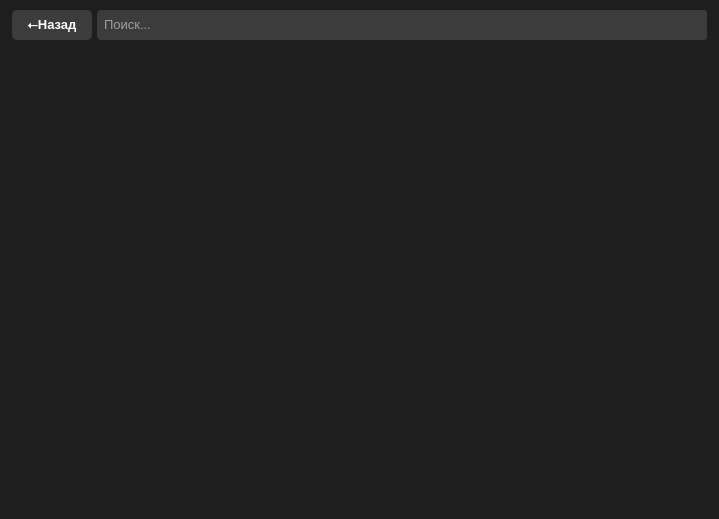
This is ui/search_screen.ui in CyllXap4ok/PDF_Multy_Search as Qt 5 draws it before an edit. The edited form follows.
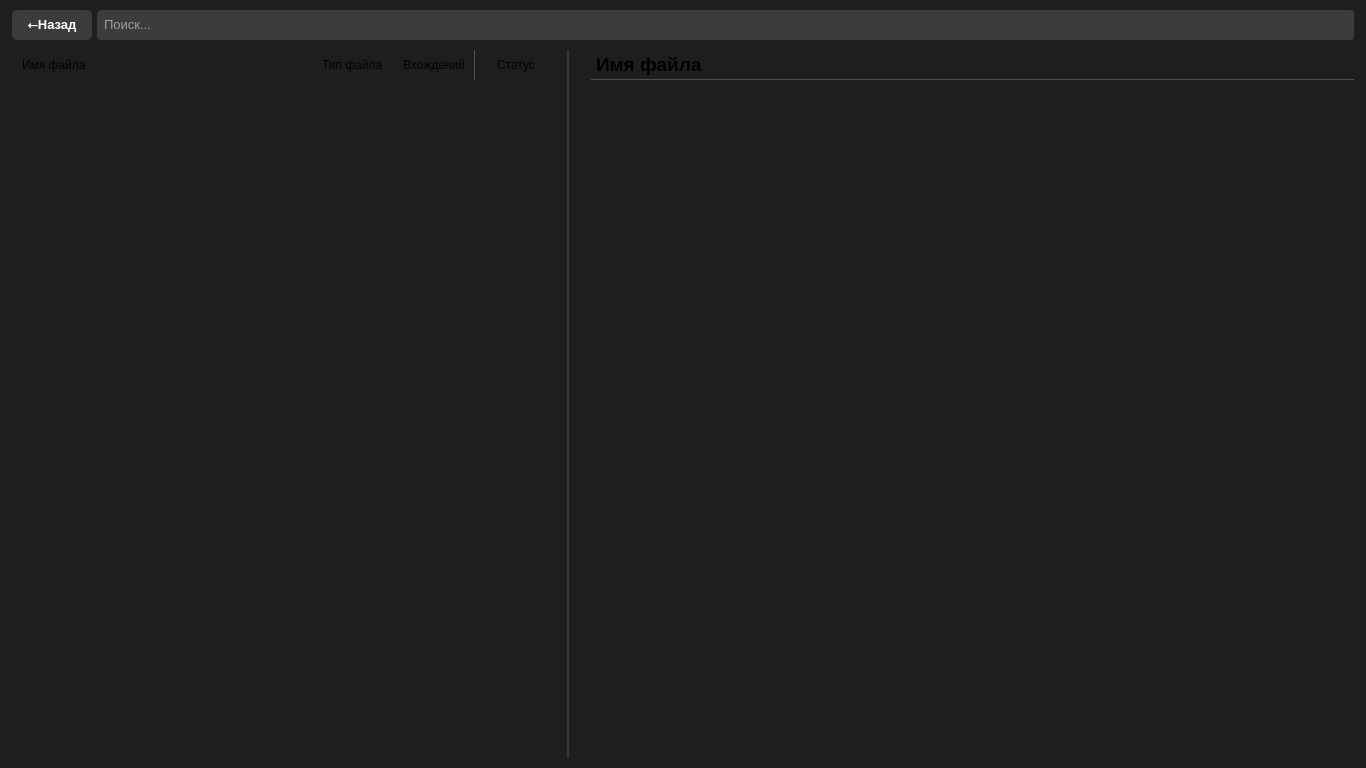
This is the edited form. Icons and pictures are not drawn.

```diff
--- a/ui/search_screen.ui
+++ b/ui/search_screen.ui
@@ -6,8 +6,8 @@
    <rect>
     <x>0</x>
     <y>0</y>
-    <width>719</width>
-    <height>519</height>
+    <width>1366</width>
+    <height>768</height>
    </rect>
   </property>
   <property name="minimumSize">
@@ -32,9 +32,9 @@
   <property name="inputMethodHints">
    <set>Qt::InputMethodHint::ImhNone</set>
   </property>
-  <layout class="QVBoxLayout" name="verticalLayout">
+  <layout class="QVBoxLayout" name="verticalLayout_7">
    <property name="spacing">
-    <number>5</number>
+    <number>10</number>
    </property>
    <property name="leftMargin">
     <number>12</number>
@@ -46,7 +46,7 @@
     <number>0</number>
    </property>
    <property name="bottomMargin">
-    <number>2</number>
+    <number>10</number>
    </property>
    <item>
     <layout class="QHBoxLayout" name="search_window_top_bar">
@@ -324,180 +324,545 @@
     </layout>
    </item>
    <item>
-    <widget class="QScrollArea" name="scrollArea">
-     <property name="minimumSize">
-      <size>
-       <width>707</width>
-       <height>450</height>
-      </size>
-     </property>
-     <property name="baseSize">
-      <size>
-       <width>707</width>
-       <height>450</height>
-      </size>
-     </property>
-     <property name="styleSheet">
-      <string notr="true">QScrollBar:vertical {
-    border: none;
-    background: transparent;
-    width: 12px;
-    margin: 0px 3px 0px 4px;
-}
-
-/* Ползунок вертикального скроллбара */
-QScrollBar::handle:vertical {
-    background: rgb(60, 60, 60);
-    min-height: 20px;
-    border-radius: 2px;
-}
-
-/* Ползунок при наведении */
-QScrollBar::handle:vertical:hover {
-    background: rgb(70, 70, 70)
-}
-
-/* Ползунок при нажатии */
-QScrollBar::handle:vertical:pressed {
-    background: rgb(80, 80, 80);
-}
-
-/* Стрелки вверх/вниз */
-QScrollBar::sub-line:vertical, QScrollBar::add-line:vertical {
-    height: 0px;
-}
-
-/* Убираем фон между ползунком и стрелками */
-QScrollBar::sub-page:vertical, QScrollBar::add-page:vertical {
-    background: transparent;
-}</string>
-     </property>
-     <property name="horizontalScrollBarPolicy">
-      <enum>Qt::ScrollBarPolicy::ScrollBarAlwaysOff</enum>
-     </property>
-     <property name="widgetResizable">
-      <bool>true</bool>
-     </property>
-     <widget class="QWidget" name="search_list">
-      <property name="geometry">
-       <rect>
-        <x>0</x>
-        <y>0</y>
-        <width>707</width>
-        <height>450</height>
-       </rect>
-      </property>
-     </widget>
-    </widget>
-   </item>
-   <item>
-    <widget class="QGroupBox" name="groupBox">
+    <widget class="QSplitter" name="splitter">
      <property name="sizePolicy">
-      <sizepolicy hsizetype="Preferred" vsizetype="Fixed">
+      <sizepolicy hsizetype="Preferred" vsizetype="Expanding">
        <horstretch>0</horstretch>
        <verstretch>0</verstretch>
       </sizepolicy>
      </property>
-     <property name="minimumSize">
+     <property name="sizeIncrement">
       <size>
        <width>0</width>
-       <height>15</height>
+       <height>0</height>
       </size>
      </property>
-     <property name="maximumSize">
-      <size>
-       <width>16777215</width>
-       <height>15</height>
-      </size>
+     <property name="styleSheet">
+      <string notr="true">QSplitter:handle {
+    margin-left: 10px;
+    margin-right: 10px;
+}
+
+QSplitter::handle:horizontal {
+    background-color: rgb(60, 60, 60)
+}
+
+QSplitter::handle:pressed {
+  background-color: rgb(80, 80, 80);
+}</string>
      </property>
-     <property name="baseSize">
-      <size>
-       <width>0</width>
-       <height>15</height>
-      </size>
+     <property name="orientation">
+      <enum>Qt::Orientation::Horizontal</enum>
      </property>
-     <property name="title">
-      <string/>
+     <property name="handleWidth">
+      <number>2</number>
      </property>
-     <layout class="QHBoxLayout" name="horizontalLayout_5">
-      <property name="spacing">
-       <number>0</number>
-      </property>
-      <property name="leftMargin">
-       <number>0</number>
-      </property>
-      <property name="topMargin">
-       <number>0</number>
-      </property>
-      <property name="rightMargin">
-       <number>12</number>
-      </property>
-      <property name="bottomMargin">
-       <number>0</number>
-      </property>
-      <item alignment="Qt::AlignmentFlag::AlignLeft">
-       <widget class="QLabel" name="progress_text">
-        <property name="sizePolicy">
-         <sizepolicy hsizetype="Expanding" vsizetype="Fixed">
-          <horstretch>0</horstretch>
-          <verstretch>0</verstretch>
-         </sizepolicy>
-        </property>
-        <property name="minimumSize">
-         <size>
-          <width>0</width>
-          <height>15</height>
-         </size>
-        </property>
-        <property name="baseSize">
-         <size>
-          <width>0</width>
-          <height>15</height>
-         </size>
-        </property>
-        <property name="styleSheet">
-         <string notr="true">color:rgb(120, 120, 120);</string>
-        </property>
-        <property name="text">
-         <string/>
-        </property>
-       </widget>
-      </item>
-      <item alignment="Qt::AlignmentFlag::AlignRight">
-       <widget class="QLabel" name="matches_text">
-        <property name="sizePolicy">
-         <sizepolicy hsizetype="Preferred" vsizetype="Fixed">
-          <horstretch>0</horstretch>
-          <verstretch>0</verstretch>
-         </sizepolicy>
-        </property>
-        <property name="minimumSize">
-         <size>
-          <width>0</width>
-          <height>15</height>
-         </size>
-        </property>
-        <property name="maximumSize">
-         <size>
-          <width>16777215</width>
-          <height>15</height>
-         </size>
-        </property>
-        <property name="baseSize">
-         <size>
-          <width>0</width>
-          <height>15</height>
-         </size>
-        </property>
-        <property name="styleSheet">
-         <string notr="true">color:rgb(120, 120, 120);</string>
-        </property>
-        <property name="text">
-         <string/>
-        </property>
-       </widget>
-      </item>
-     </layout>
+     <property name="childrenCollapsible">
+      <bool>false</bool>
+     </property>
+     <widget class="QWidget" name="layoutWidget">
+      <layout class="QVBoxLayout" name="documents_table" stretch="0,0">
+       <property name="spacing">
+        <number>0</number>
+       </property>
+       <property name="rightMargin">
+        <number>0</number>
+       </property>
+       <item>
+        <widget class="QFrame" name="documents_table_headers">
+         <property name="minimumSize">
+          <size>
+           <width>0</width>
+           <height>30</height>
+          </size>
+         </property>
+         <property name="maximumSize">
+          <size>
+           <width>16777215</width>
+           <height>30</height>
+          </size>
+         </property>
+         <property name="baseSize">
+          <size>
+           <width>0</width>
+           <height>30</height>
+          </size>
+         </property>
+         <property name="styleSheet">
+          <string notr="true">QFrame#file_table_headers {
+	margin-right: 12px;
+	border-bottom: 1px solid rgb(80, 80, 80);
+}</string>
+         </property>
+         <layout class="QHBoxLayout" name="files_table_headers">
+          <property name="spacing">
+           <number>0</number>
+          </property>
+          <property name="leftMargin">
+           <number>0</number>
+          </property>
+          <property name="topMargin">
+           <number>0</number>
+          </property>
+          <property name="rightMargin">
+           <number>0</number>
+          </property>
+          <property name="bottomMargin">
+           <number>0</number>
+          </property>
+          <item>
+           <widget class="QWidget" name="doc_name_header_container" native="true">
+            <property name="sizePolicy">
+             <sizepolicy hsizetype="Expanding" vsizetype="Preferred">
+              <horstretch>0</horstretch>
+              <verstretch>0</verstretch>
+             </sizepolicy>
+            </property>
+            <property name="styleSheet">
+             <string notr="true">QWidget#file_name_header_container {
+	border-right: 1px solid rgb(80, 80, 80);
+}</string>
+            </property>
+            <layout class="QVBoxLayout" name="verticalLayout">
+             <property name="spacing">
+              <number>0</number>
+             </property>
+             <property name="leftMargin">
+              <number>10</number>
+             </property>
+             <property name="topMargin">
+              <number>0</number>
+             </property>
+             <property name="rightMargin">
+              <number>10</number>
+             </property>
+             <property name="bottomMargin">
+              <number>0</number>
+             </property>
+             <item alignment="Qt::AlignmentFlag::AlignLeft|Qt::AlignmentFlag::AlignVCenter">
+              <widget class="QLabel" name="doc_name_header">
+               <property name="sizePolicy">
+                <sizepolicy hsizetype="Expanding" vsizetype="Preferred">
+                 <horstretch>0</horstretch>
+                 <verstretch>0</verstretch>
+                </sizepolicy>
+               </property>
+               <property name="minimumSize">
+                <size>
+                 <width>0</width>
+                 <height>0</height>
+                </size>
+               </property>
+               <property name="maximumSize">
+                <size>
+                 <width>16777215</width>
+                 <height>16777215</height>
+                </size>
+               </property>
+               <property name="baseSize">
+                <size>
+                 <width>0</width>
+                 <height>0</height>
+                </size>
+               </property>
+               <property name="styleSheet">
+                <string notr="true"/>
+               </property>
+               <property name="text">
+                <string>Имя файла</string>
+               </property>
+               <property name="alignment">
+                <set>Qt::AlignmentFlag::AlignLeading|Qt::AlignmentFlag::AlignLeft|Qt::AlignmentFlag::AlignVCenter</set>
+               </property>
+               <property name="margin">
+                <number>0</number>
+               </property>
+               <property name="buddy">
+                <cstring>documents_table_headers</cstring>
+               </property>
+              </widget>
+             </item>
+            </layout>
+           </widget>
+          </item>
+          <item>
+           <widget class="QWidget" name="doc_type_header_container" native="true">
+            <property name="styleSheet">
+             <string notr="true">QWidget#file_type_header_container {
+	border-right: 1px solid rgb(80, 80, 80);
+}</string>
+            </property>
+            <layout class="QVBoxLayout" name="verticalLayout_6">
+             <property name="spacing">
+              <number>0</number>
+             </property>
+             <property name="leftMargin">
+              <number>10</number>
+             </property>
+             <property name="topMargin">
+              <number>0</number>
+             </property>
+             <property name="rightMargin">
+              <number>10</number>
+             </property>
+             <property name="bottomMargin">
+              <number>0</number>
+             </property>
+             <item>
+              <widget class="QLabel" name="file_type_header">
+               <property name="text">
+                <string>Тип файла</string>
+               </property>
+              </widget>
+             </item>
+            </layout>
+           </widget>
+          </item>
+          <item>
+           <widget class="QWidget" name="match_count_header_container" native="true">
+            <property name="styleSheet">
+             <string notr="true">QWidget#match_count_header_container {
+	border-right: 1px solid rgb(80, 80, 80);
+}</string>
+            </property>
+            <layout class="QVBoxLayout" name="verticalLayout_4">
+             <property name="spacing">
+              <number>0</number>
+             </property>
+             <property name="leftMargin">
+              <number>10</number>
+             </property>
+             <property name="topMargin">
+              <number>0</number>
+             </property>
+             <property name="rightMargin">
+              <number>10</number>
+             </property>
+             <property name="bottomMargin">
+              <number>0</number>
+             </property>
+             <item alignment="Qt::AlignmentFlag::AlignHCenter|Qt::AlignmentFlag::AlignVCenter">
+              <widget class="QLabel" name="match_count_header">
+               <property name="sizePolicy">
+                <sizepolicy hsizetype="Preferred" vsizetype="Preferred">
+                 <horstretch>0</horstretch>
+                 <verstretch>0</verstretch>
+                </sizepolicy>
+               </property>
+               <property name="minimumSize">
+                <size>
+                 <width>0</width>
+                 <height>0</height>
+                </size>
+               </property>
+               <property name="maximumSize">
+                <size>
+                 <width>16777215</width>
+                 <height>16777215</height>
+                </size>
+               </property>
+               <property name="baseSize">
+                <size>
+                 <width>0</width>
+                 <height>0</height>
+                </size>
+               </property>
+               <property name="styleSheet">
+                <string notr="true"/>
+               </property>
+               <property name="lineWidth">
+                <number>0</number>
+               </property>
+               <property name="text">
+                <string>Вхождений</string>
+               </property>
+               <property name="alignment">
+                <set>Qt::AlignmentFlag::AlignCenter</set>
+               </property>
+              </widget>
+             </item>
+            </layout>
+           </widget>
+          </item>
+          <item>
+           <widget class="QWidget" name="search_status_header_container" native="true">
+            <property name="minimumSize">
+             <size>
+              <width>82</width>
+              <height>0</height>
+             </size>
+            </property>
+            <property name="maximumSize">
+             <size>
+              <width>82</width>
+              <height>16777215</height>
+             </size>
+            </property>
+            <layout class="QVBoxLayout" name="verticalLayout_5">
+             <property name="spacing">
+              <number>0</number>
+             </property>
+             <property name="leftMargin">
+              <number>10</number>
+             </property>
+             <property name="topMargin">
+              <number>0</number>
+             </property>
+             <property name="rightMargin">
+              <number>10</number>
+             </property>
+             <property name="bottomMargin">
+              <number>0</number>
+             </property>
+             <item alignment="Qt::AlignmentFlag::AlignHCenter|Qt::AlignmentFlag::AlignVCenter">
+              <widget class="QLabel" name="search_status_header">
+               <property name="sizePolicy">
+                <sizepolicy hsizetype="Preferred" vsizetype="Preferred">
+                 <horstretch>0</horstretch>
+                 <verstretch>0</verstretch>
+                </sizepolicy>
+               </property>
+               <property name="minimumSize">
+                <size>
+                 <width>0</width>
+                 <height>0</height>
+                </size>
+               </property>
+               <property name="maximumSize">
+                <size>
+                 <width>16777215</width>
+                 <height>16777215</height>
+                </size>
+               </property>
+               <property name="baseSize">
+                <size>
+                 <width>0</width>
+                 <height>0</height>
+                </size>
+               </property>
+               <property name="styleSheet">
+                <string notr="true"/>
+               </property>
+               <property name="text">
+                <string>Статус</string>
+               </property>
+               <property name="alignment">
+                <set>Qt::AlignmentFlag::AlignCenter</set>
+               </property>
+              </widget>
+             </item>
+            </layout>
+           </widget>
+          </item>
+         </layout>
+        </widget>
+       </item>
+       <item>
+        <widget class="QScrollArea" name="documents_scroll_area">
+         <property name="sizePolicy">
+          <sizepolicy hsizetype="Expanding" vsizetype="Preferred">
+           <horstretch>1</horstretch>
+           <verstretch>0</verstretch>
+          </sizepolicy>
+         </property>
+         <property name="minimumSize">
+          <size>
+           <width>500</width>
+           <height>0</height>
+          </size>
+         </property>
+         <property name="baseSize">
+          <size>
+           <width>0</width>
+           <height>0</height>
+          </size>
+         </property>
+         <property name="styleSheet">
+          <string notr="true">QScrollBar:vertical {
+    border: none;
+    background: transparent;
+    width: 12px;
+    margin: 0px 3px 0px 4px;
+}
+
+QScrollBar::handle:vertical {
+    background: rgb(60, 60, 60);
+    min-height: 20px;
+    border-radius: 2px;
+}
+
+QScrollBar::handle:vertical:hover {
+    background: rgb(70, 70, 70)
+}
+
+QScrollBar::handle:vertical:pressed {
+    background: rgb(80, 80, 80);
+}
+
+QScrollBar::sub-line:vertical, QScrollBar::add-line:vertical {
+    height: 0px;
+}
+
+QScrollBar::sub-page:vertical, QScrollBar::add-page:vertical {
+    background: transparent;
+}</string>
+         </property>
+         <property name="verticalScrollBarPolicy">
+          <enum>Qt::ScrollBarPolicy::ScrollBarAsNeeded</enum>
+         </property>
+         <property name="horizontalScrollBarPolicy">
+          <enum>Qt::ScrollBarPolicy::ScrollBarAlwaysOff</enum>
+         </property>
+         <property name="widgetResizable">
+          <bool>true</bool>
+         </property>
+         <widget class="QWidget" name="documents_list">
+          <property name="geometry">
+           <rect>
+            <x>0</x>
+            <y>0</y>
+            <width>544</width>
+            <height>674</height>
+           </rect>
+          </property>
+          <layout class="QVBoxLayout" name="verticalLayout_2">
+           <property name="spacing">
+            <number>0</number>
+           </property>
+           <property name="leftMargin">
+            <number>0</number>
+           </property>
+           <property name="topMargin">
+            <number>0</number>
+           </property>
+           <property name="rightMargin">
+            <number>0</number>
+           </property>
+           <property name="bottomMargin">
+            <number>0</number>
+           </property>
+          </layout>
+         </widget>
+        </widget>
+       </item>
+      </layout>
+     </widget>
+     <widget class="QWidget" name="layoutWidget">
+      <layout class="QVBoxLayout" name="document_matches" stretch="0,0">
+       <property name="spacing">
+        <number>0</number>
+       </property>
+       <property name="leftMargin">
+        <number>12</number>
+       </property>
+       <item>
+        <widget class="QLabel" name="document_name">
+         <property name="minimumSize">
+          <size>
+           <width>0</width>
+           <height>30</height>
+          </size>
+         </property>
+         <property name="maximumSize">
+          <size>
+           <width>16777215</width>
+           <height>30</height>
+          </size>
+         </property>
+         <property name="baseSize">
+          <size>
+           <width>0</width>
+           <height>30</height>
+          </size>
+         </property>
+         <property name="font">
+          <font>
+           <pointsize>14</pointsize>
+           <bold>true</bold>
+          </font>
+         </property>
+         <property name="styleSheet">
+          <string notr="true">border-bottom: 1px solid rgb(80, 80, 80);
+margin-right: 12px;</string>
+         </property>
+         <property name="text">
+          <string>Имя файла</string>
+         </property>
+         <property name="alignment">
+          <set>Qt::AlignmentFlag::AlignLeading|Qt::AlignmentFlag::AlignLeft|Qt::AlignmentFlag::AlignVCenter</set>
+         </property>
+        </widget>
+       </item>
+       <item>
+        <widget class="QScrollArea" name="search_results_scroll_area">
+         <property name="sizePolicy">
+          <sizepolicy hsizetype="Expanding" vsizetype="Preferred">
+           <horstretch>1</horstretch>
+           <verstretch>0</verstretch>
+          </sizepolicy>
+         </property>
+         <property name="minimumSize">
+          <size>
+           <width>710</width>
+           <height>0</height>
+          </size>
+         </property>
+         <property name="baseSize">
+          <size>
+           <width>0</width>
+           <height>0</height>
+          </size>
+         </property>
+         <property name="styleSheet">
+          <string notr="true">QScrollBar:vertical {
+    border: none;
+    background: transparent;
+    width: 12px;
+    margin: 0px 3px 0px 4px;
+}
+
+QScrollBar::handle:vertical {
+    background: rgb(60, 60, 60);
+    min-height: 20px;
+    border-radius: 2px;
+}
+
+QScrollBar::handle:vertical:hover {
+    background: rgb(70, 70, 70)
+}
+
+QScrollBar::handle:vertical:pressed {
+    background: rgb(80, 80, 80);
+}
+
+QScrollBar::sub-line:vertical, QScrollBar::add-line:vertical {
+    height: 0px;
+}
+
+QScrollBar::sub-page:vertical, QScrollBar::add-page:vertical {
+    background: transparent;
+}</string>
+         </property>
+         <property name="horizontalScrollBarPolicy">
+          <enum>Qt::ScrollBarPolicy::ScrollBarAlwaysOff</enum>
+         </property>
+         <property name="widgetResizable">
+          <bool>true</bool>
+         </property>
+         <widget class="QWidget" name="search_list">
+          <property name="geometry">
+           <rect>
+            <x>0</x>
+            <y>0</y>
+            <width>773</width>
+            <height>674</height>
+           </rect>
+          </property>
+         </widget>
+        </widget>
+       </item>
+      </layout>
+     </widget>
     </widget>
    </item>
   </layout>
```
